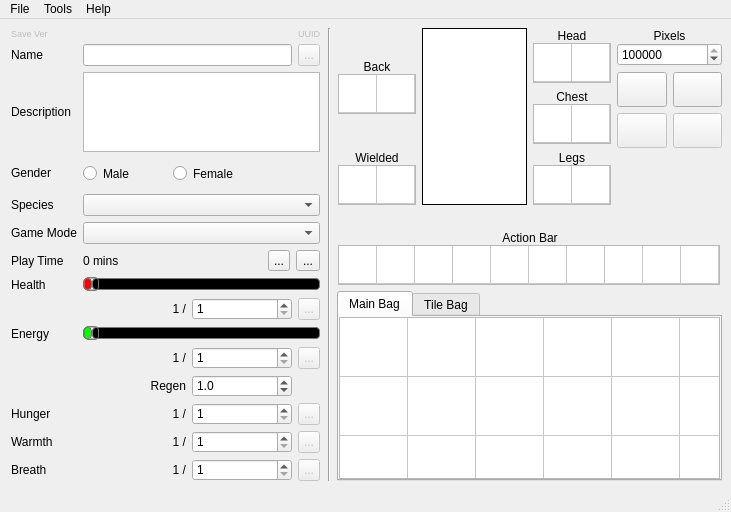
Above: starcheat/templates/MainWindow.ui from wizzomafizzo/starcheat before the change. Below: the same form after it.
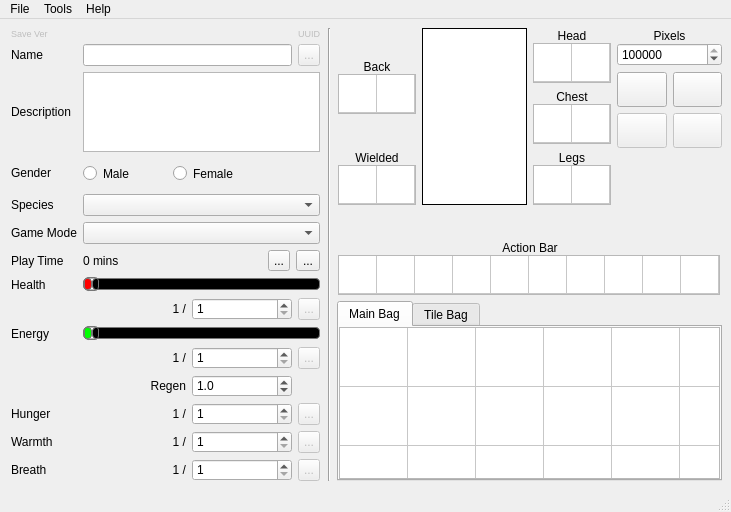
That is the form after the change. Icons and pictures are not drawn.

Commit message: Make item option buttons work

Diff of the .ui file:
```diff
--- a/starcheat/templates/MainWindow.ui
+++ b/starcheat/templates/MainWindow.ui
@@ -1676,6 +1676,19 @@
         </item>
        </layout>
       </item>
+      <item>
+       <spacer name="verticalSpacer_5">
+        <property name="orientation">
+         <enum>Qt::Vertical</enum>
+        </property>
+        <property name="sizeHint" stdset="0">
+         <size>
+          <width>20</width>
+          <height>40</height>
+         </size>
+        </property>
+       </spacer>
+      </item>
       <item>
        <spacer name="verticalSpacer_4">
         <property name="orientation">
```
The commit also changes 3 other files.
